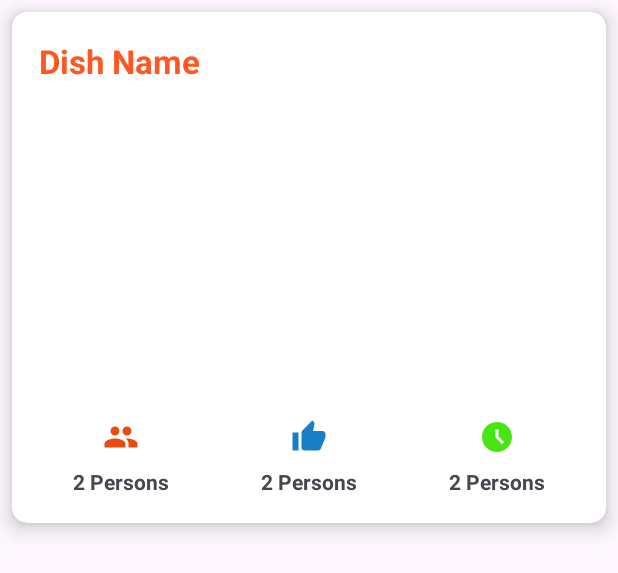
After one commit to fisheeesh/Food-Recipe, an Android app: the layout layout_recipes.xml on its own in the app's theme, with its tools: preview values and no code run, on a phone screen of 412 x 824 dp. The commit adds this screen. Shown: the top 573 px of the screen. Run offline under Robolectric (Android 15) with nearby library versions, the phone set to English and light mode, and no system bars.

Commit message:
UI made and get random recipes done

```diff
--- a/app/src/main/java/com/swamyiphyo/foodrecipe/Presenter.kt
+++ b/app/src/main/java/com/swamyiphyo/foodrecipe/api/Presenter.kt
@@ -1,9 +1,7 @@
-package com.swamyiphyo.foodrecipe
+package com.swamyiphyo.foodrecipe.api
 
 import com.swamyiphyo.foodrecipe.model.Recipe
 
 interface Presenter {
-    fun showProgress()
-    fun hideProgress()
     fun setUpUI(objList : ArrayList<Recipe>)
 }
--- /dev/null
+++ b/app/src/main/res/drawable/duration.xml
@@ -0,0 +1,5 @@
+<vector xmlns:android="http://schemas.android.com/apk/res/android" android:height="24dp" android:tint="#48E513" android:viewportHeight="24" android:viewportWidth="24" android:width="24dp">
+
+    <path android:fillColor="@android:color/white" android:pathData="M11.99,2C6.47,2 2,6.48 2,12s4.47,10 9.99,10C17.52,22 22,17.52 22,12S17.52,2 11.99,2zM15.29,16.71L11,12.41V7h2v4.59l3.71,3.71L15.29,16.71z"/>
+
+</vector>
--- /dev/null
+++ b/app/src/main/res/drawable/likes.xml
@@ -0,0 +1,5 @@
+<vector xmlns:android="http://schemas.android.com/apk/res/android" android:height="24dp" android:tint="#187EC7" android:viewportHeight="24" android:viewportWidth="24" android:width="24dp">
+
+    <path android:fillColor="@android:color/white" android:pathData="M1,21h4L5,9L1,9v12zM23,10c0,-1.1 -0.9,-2 -2,-2h-6.31l0.95,-4.57 0.03,-0.32c0,-0.41 -0.17,-0.79 -0.44,-1.06L14.17,1 7.59,7.59C7.22,7.95 7,8.45 7,9v10c0,1.1 0.9,2 2,2h9c0.83,0 1.54,-0.5 1.84,-1.22l3.02,-7.05c0.09,-0.23 0.14,-0.47 0.14,-0.73v-2z"/>
+
+</vector>
--- /dev/null
+++ b/app/src/main/res/drawable/servings.xml
@@ -0,0 +1,5 @@
+<vector xmlns:android="http://schemas.android.com/apk/res/android" android:height="24dp" android:tint="#E54D13" android:viewportHeight="24" android:viewportWidth="24" android:width="24dp">
+
+    <path android:fillColor="@android:color/white" android:pathData="M16,11c1.66,0 2.99,-1.34 2.99,-3S17.66,5 16,5c-1.66,0 -3,1.34 -3,3s1.34,3 3,3zM8,11c1.66,0 2.99,-1.34 2.99,-3S9.66,5 8,5C6.34,5 5,6.34 5,8s1.34,3 3,3zM8,13c-2.33,0 -7,1.17 -7,3.5L1,19h14v-2.5c0,-2.33 -4.67,-3.5 -7,-3.5zM16,13c-0.29,0 -0.62,0.02 -0.97,0.05 1.16,0.84 1.97,1.97 1.97,3.45L17,19h6v-2.5c0,-2.33 -4.67,-3.5 -7,-3.5z"/>
+
+</vector>
--- /dev/null
+++ b/app/src/main/res/layout/layout_recipes.xml
@@ -0,0 +1,129 @@
+<?xml version="1.0" encoding="utf-8"?>
+<androidx.cardview.widget.CardView
+    xmlns:android="http://schemas.android.com/apk/res/android"
+    xmlns:app="http://schemas.android.com/apk/res-auto"
+    xmlns:tools="http://schemas.android.com/tools"
+    app:cardElevation="8dp"
+    app:cardCornerRadius="10dp"
+    android:layout_margin="8dp"
+    app:cardBackgroundColor="@color/white"
+    android:layout_width="match_parent"
+    android:layout_height="wrap_content">
+
+
+    <androidx.appcompat.widget.LinearLayoutCompat
+        android:orientation="vertical"
+        android:layout_margin="10dp"
+        android:layout_width="match_parent"
+        android:layout_height="wrap_content">
+
+        <TextView
+            android:id="@+id/textView_dishName"
+            android:layout_width="match_parent"
+            android:layout_height="wrap_content"
+            android:singleLine="true"
+            android:padding="8dp"
+            android:ellipsize="marquee"
+            android:marqueeRepeatLimit="marquee_forever"
+            android:scrollHorizontally="true"
+            android:textSize="22sp"
+            android:textColor="@color/orange"
+            android:textStyle="bold"
+            android:text="@string/dish_name">
+
+        </TextView>
+
+        <ImageView
+            android:scaleType="centerCrop"
+            android:layout_margin="8dp"
+            android:id="@+id/dishImage"
+            android:layout_width="match_parent"
+            android:layout_height="200dp">
+        </ImageView>
+
+        <androidx.appcompat.widget.LinearLayoutCompat
+            android:orientation="horizontal"
+            android:layout_width="match_parent"
+            android:layout_height="wrap_content">
+
+            <LinearLayout
+                android:orientation="vertical"
+                android:gravity="center"
+                android:layout_width="0dp"
+                android:layout_height="wrap_content"
+                android:layout_weight="1">
+
+                <ImageView
+                    android:src="@drawable/servings"
+                    android:layout_width="wrap_content"
+                    android:layout_height="wrap_content">
+                </ImageView>
+
+                <TextView
+                    android:id="@+id/person"
+                    android:text="2 Persons"
+                    android:textStyle="bold"
+                    android:textSize="14sp"
+                    android:padding="8dp"
+                    android:layout_width="wrap_content"
+                    android:layout_height="wrap_content">
+
+                </TextView>
+
+            </LinearLayout>
+            <LinearLayout
+                android:orientation="vertical"
+                android:gravity="center"
+                android:layout_width="0dp"
+                android:layout_height="wrap_content"
+                android:layout_weight="1">
+
+                <ImageView
+                    android:src="@drawable/likes"
+                    android:layout_width="wrap_content"
+                    android:layout_height="wrap_content">
+                </ImageView>
+
+                <TextView
+                    android:id="@+id/likes"
+                    android:text="2 Persons"
+                    android:textStyle="bold"
+                    android:textSize="14sp"
+                    android:padding="8dp"
+                    android:layout_width="wrap_content"
+                    android:layout_height="wrap_content">
+
+                </TextView>
+
+            </LinearLayout>
+            <LinearLayout
+                android:orientation="vertical"
+                android:gravity="center"
+                android:layout_width="0dp"
+                android:layout_height="wrap_content"
+                android:layout_weight="1">
+
+                <ImageView
+                    android:src="@drawable/duration"
+                    android:layout_width="wrap_content"
+                    android:layout_height="wrap_content">
+                </ImageView>
+
+                <TextView
+                    android:id="@+id/duration"
+                    android:text="2 Persons"
+                    android:textStyle="bold"
+                    android:textSize="14sp"
+                    android:padding="8dp"
+                    android:layout_width="wrap_content"
+                    android:layout_height="wrap_content">
+
+                </TextView>
+
+            </LinearLayout>
+
+
+        </androidx.appcompat.widget.LinearLayoutCompat>
+
+    </androidx.appcompat.widget.LinearLayoutCompat>
+</androidx.cardview.widget.CardView>
--- a/app/src/main/res/values/colors.xml
+++ b/app/src/main/res/values/colors.xml
@@ -2,4 +2,5 @@
 <resources>
     <color name="black">#FF000000</color>
     <color name="white">#FFFFFFFF</color>
+    <color name="orange">#FF5722</color>
 </resources>
--- a/app/src/main/res/values/strings.xml
+++ b/app/src/main/res/values/strings.xml
@@ -1,4 +1,5 @@
 <resources>
     <string name="app_name">Food Recipe</string>
     <string name="api_key">89800085d6b246dea2911971ce16c875</string>
+    <string name="dish_name">Dish Name</string>
 </resources>
```
Also changed, not shown: app/src/main/java/com/swamyiphyo/foodrecipe/activity/MainActivity.kt (+42 -7 lines), app/src/main/java/com/swamyiphyo/foodrecipe/api/RequestManager.kt (+7 -4 lines), app/src/main/res/layout/activity_main.xml (+10 -10 lines).
